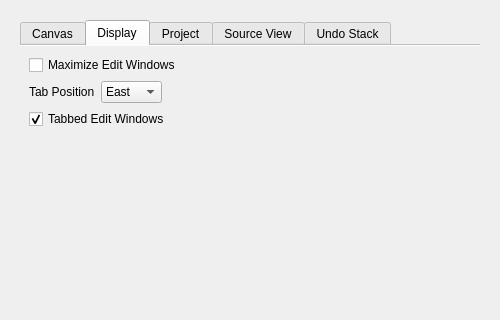
The window that UI/glitch-canvas-settings.ui (textbrowser/glitch) describes before a commit, drawn with Qt 5; both pictures show x 0 to 500 and y 0 to 320 of the 500 by 700 pixel window.
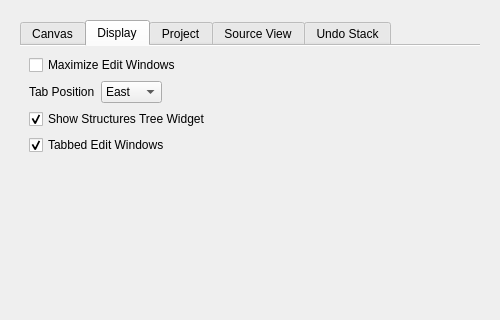
The same window after the commit. The open tabs and pages were chosen to show the change. Icons and pictures are not drawn. Custom widgets are drawn as their Qt base class.

Commit message: New canvas setting.

Diff of the .ui file:
```diff
--- a/UI/glitch-canvas-settings.ui
+++ b/UI/glitch-canvas-settings.ui
@@ -590,6 +590,16 @@
              </item>
             </layout>
            </item>
+           <item>
+            <widget class="QCheckBox" name="show_structures_tree_widget">
+             <property name="text">
+              <string>Show Structures Tree Widget</string>
+             </property>
+             <property name="checked">
+              <bool>true</bool>
+             </property>
+            </widget>
+           </item>
            <item>
             <widget class="QCheckBox" name="tabbed_edit_windows">
              <property name="toolTip">
```
Left out of the diff: 3 changed lines with no effect on the pictures. The commit also changes 15 other files.
